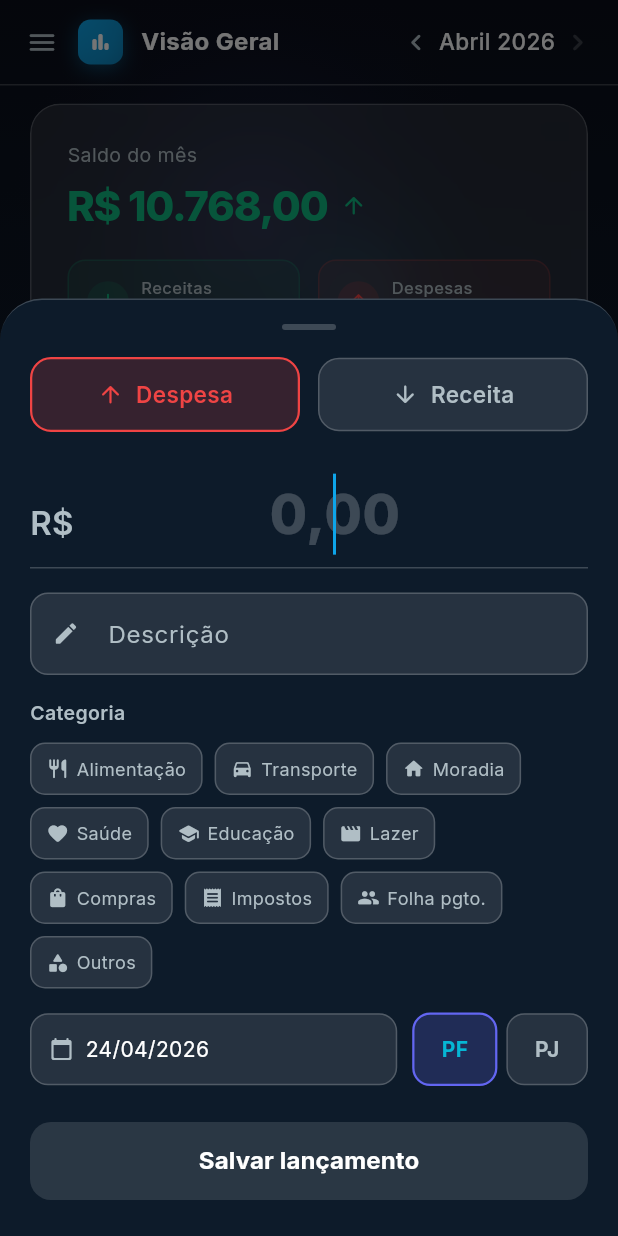
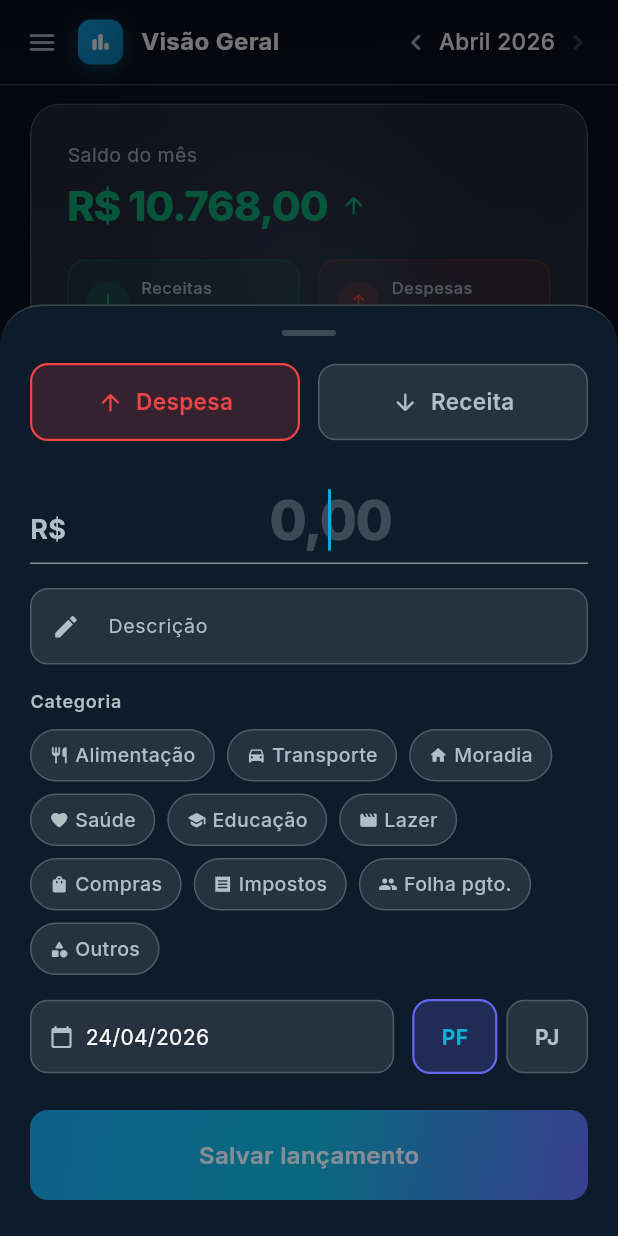
Before and after one commit to devchave/MaestroFinancas, a Flutter app: the DashboardScreen screen opened by its route, after a tap on the "menu" icon, after a tap on the "chevron right" icon, after a tap on "Ver todas →", on a phone screen of 412 x 824 dp. Run offline on Flutter 3.47's test engine with Material 3 defaults, Android fonts, the phone set to English and light mode, and no system bars; our stand-ins replace flutter_animate, go_router, google_fonts.

Commit message:
Refactor AddTransactionSheet to use design system
- Category selector now uses StatusChip (was custom chip inline)
- Description uses AppTextField
- Save button uses AppButton (primary, large, expand)
- AppDivider replaces raw Divider
- All paddings/radii via tokens
- All text via AppTypo

https://claude.ai/code/session_011YfDwKA5sEXCSYcbTsZePf

```diff
--- a/app/lib/widgets/add_transaction_sheet.dart
+++ b/app/lib/widgets/add_transaction_sheet.dart
@@ -1,7 +1,10 @@
 import 'package:flutter/material.dart';
-import 'package:google_fonts/google_fonts.dart';
 import '../models/transaction.dart';
 import '../theme/app_colors.dart';
+import '../theme/app_radius.dart';
+import '../theme/app_spacing.dart';
+import '../theme/app_typography.dart';
+import 'app_ui.dart';
 
 void showAddTransactionSheet(BuildContext context, TransactionStore store) {
   showModalBottomSheet(
@@ -64,27 +67,33 @@ class _AddTransactionSheetState extends State<AddTransactionSheet> {
     return Container(
       margin: const EdgeInsets.only(top: 60),
       padding: EdgeInsets.only(bottom: bottom),
-      decoration: const BoxDecoration(
-        color: Color(0xFF0D1B2A),
-        borderRadius: BorderRadius.vertical(top: Radius.circular(28)),
-        border: Border(top: BorderSide(color: AppColors.glassBorder)),
+      decoration: BoxDecoration(
+        color: const Color(0xFF0D1B2A),
+        borderRadius:
+            const BorderRadius.vertical(top: Radius.circular(AppRadius.xxl)),
+        border: const Border(top: BorderSide(color: AppColors.glassBorder)),
       ),
       child: SingleChildScrollView(
-        padding: const EdgeInsets.fromLTRB(20, 16, 20, 24),
+        padding: const EdgeInsets.fromLTRB(
+            AppSpacing.screen,
+            AppSpacing.md,
+            AppSpacing.screen,
+            AppSpacing.lg),
         child: Column(
           crossAxisAlignment: CrossAxisAlignment.stretch,
           children: [
             // Handle
             Center(
               child: Container(
-                width: 36, height: 4,
+                width: 36,
+                height: 4,
                 decoration: BoxDecoration(
                   color: AppColors.glassBorder,
                   borderRadius: BorderRadius.circular(2),
                 ),
               ),
             ),
-            const SizedBox(height: 18),
+            const SizedBox(height: AppSpacing.md + 2),
 
             // Type toggle
             Row(
@@ -101,7 +110,7 @@ class _AddTransactionSheetState extends State<AddTransactionSheet> {
                     }),
                   ),
                 ),
-                const SizedBox(width: 12),
+                const SizedBox(width: AppSpacing.smd),
                 Expanded(
                   child: _TypeBtn(
                     label: 'Receita',
@@ -116,119 +125,84 @@ class _AddTransactionSheetState extends State<AddTransactionSheet> {
                 ),
               ],
             ),
-            const SizedBox(height: 20),
+            const SizedBox(height: AppSpacing.lg),
 
             // Amount
             TextField(
               controller: _amountCtrl,
-              keyboardType: const TextInputType.numberWithOptions(decimal: true),
+              keyboardType:
+                  const TextInputType.numberWithOptions(decimal: true),
               textAlign: TextAlign.center,
               autofocus: true,
-              style: GoogleFonts.inter(
-                  color: Colors.white, fontSize: 36, fontWeight: FontWeight.w800),
+              style: AppTypo.display.copyWith(fontSize: 36),
               decoration: InputDecoration(
                 hintText: '0,00',
-                hintStyle: GoogleFonts.inter(
-                    color: AppColors.glassBorder,
-                    fontSize: 36,
-                    fontWeight: FontWeight.w800),
+                hintStyle: AppTypo.display.copyWith(
+                    fontSize: 36, color: AppColors.glassBorder),
                 prefixText: 'R\$ ',
-                prefixStyle: GoogleFonts.inter(
-                    color: AppColors.textSecondary,
-                    fontSize: 22,
-                    fontWeight: FontWeight.w600),
+                prefixStyle: AppTypo.title
+                    .copyWith(color: AppColors.textSecondary),
                 border: InputBorder.none,
                 enabledBorder: InputBorder.none,
                 focusedBorder: InputBorder.none,
               ),
               onChanged: (_) => setState(() {}),
             ),
-            const Divider(color: AppColors.glassBorder, height: 1),
-            const SizedBox(height: 16),
+            const AppDivider(),
+            const SizedBox(height: AppSpacing.md),
 
             // Description
-            TextField(
+            AppTextField(
               controller: _titleCtrl,
-              style: GoogleFonts.inter(color: Colors.white, fontSize: 15),
-              decoration: InputDecoration(
-                labelText: 'Descrição',
-                labelStyle: GoogleFonts.inter(color: AppColors.textSecondary),
-                prefixIcon: const Icon(Icons.edit_rounded,
-                    color: AppColors.textSecondary, size: 18),
-                filled: true,
-                fillColor: AppColors.glassWhite,
-                border: OutlineInputBorder(
-                    borderRadius: BorderRadius.circular(12),
-                    borderSide: const BorderSide(color: AppColors.glassBorder)),
-                enabledBorder: OutlineInputBorder(
-                    borderRadius: BorderRadius.circular(12),
-                    borderSide: const BorderSide(color: AppColors.glassBorder)),
-                focusedBorder: OutlineInputBorder(
-                    borderRadius: BorderRadius.circular(12),
-                    borderSide:
-                        const BorderSide(color: AppColors.accent1, width: 1.5)),
-              ),
+              label: 'Descrição',
+              icon: Icons.edit_rounded,
               onChanged: (_) => setState(() {}),
             ),
-            const SizedBox(height: 16),
+            const SizedBox(height: AppSpacing.md),
 
             // Category
-            Text('Categoria',
-                style: GoogleFonts.inter(
-                    color: AppColors.textSecondary,
-                    fontSize: 13,
-                    fontWeight: FontWeight.w600)),
-            const SizedBox(height: 10),
+            Text('Categoria', style: AppTypo.label),
+            const SizedBox(height: AppSpacing.smd - 2),
             Wrap(
-              spacing: 8,
-              runSpacing: 8,
+              spacing: AppSpacing.sm,
+              runSpacing: AppSpacing.sm,
               children: _cats.map((cat) {
-                final sel = _category == cat;
-                return GestureDetector(
+                return StatusChip(
+                  label: cat.label,
+                  icon: cat.icon,
+                  color: cat.color,
+                  selected: _category == cat,
                   onTap: () => setState(() => _category = cat),
-                  child: Container(
-                    padding:
-                        const EdgeInsets.symmetric(horizontal: 10, vertical: 8),
-                    decoration: BoxDecoration(
-                      color: sel
-                          ? cat.color.withValues(alpha: 0.22)
-                          : AppColors.glassWhite,
-                      borderRadius: BorderRadius.circular(10),
-                      border: Border.all(
-                        color: sel ? cat.color : AppColors.glassBorder,
-                        width: sel ? 1.5 : 1,
+                );
+              }).toList(),
             ),
+            const SizedBox(height: AppSpacing.md),
+
+            // Date + Account
+            Row(
+              children: [
+                Expanded(child: _dateSelector(context)),
+                const SizedBox(width: AppSpacing.smd),
+                _accountToggle('PF'),
+                const SizedBox(width: 6),
+                _accountToggle('PJ'),
+              ],
             ),
-                    child: Row(
-                      mainAxisSize: MainAxisSize.min,
-                      children: [
-                        Icon(cat.icon,
-                            color: sel ? cat.color : AppColors.textSecondary,
-                            size: 15),
-                        const SizedBox(width: 5),
-                        Text(
-                          cat.label,
-                          style: GoogleFonts.inter(
-                            color:
-                                sel ? cat.color : AppColors.textSecondary,
-                            fontSize: 12,
-                            fontWeight:
-                                sel ? FontWeight.w600 : FontWeight.w400,
-                          ),
+            const SizedBox(height: AppSpacing.lg),
+
+            AppButton(
+              label: 'Salvar lançamento',
+              onPressed: _canSave ? _save : null,
+              size: AppButtonSize.large,
+              expand: true,
             ),
           ],
         ),
       ),
     );
-              }).toList(),
-            ),
-            const SizedBox(height: 16),
+  }
 
-            // Date + Account
-            Row(
-              children: [
-                Expanded(
-                  child: GestureDetector(
+  Widget _dateSelector(BuildContext context) => GestureDetector(
         onTap: () async {
           final picked = await showDatePicker(
             context: context,
@@ -242,91 +216,51 @@ class _AddTransactionSheetState extends State<AddTransactionSheet> {
         },
         child: Container(
           padding: const EdgeInsets.symmetric(
-                          horizontal: 12, vertical: 13),
+              horizontal: AppSpacing.smd, vertical: AppSpacing.smd + 1),
           decoration: BoxDecoration(
             color: AppColors.glassWhite,
-                        borderRadius: BorderRadius.circular(12),
-                        border:
-                            Border.all(color: AppColors.glassBorder),
+            borderRadius: BorderRadius.circular(AppRadius.md),
+            border: Border.all(color: AppColors.glassBorder),
           ),
           child: Row(
             children: [
               const Icon(Icons.calendar_today_rounded,
                   color: AppColors.textSecondary, size: 16),
-                          const SizedBox(width: 8),
+              const SizedBox(width: AppSpacing.sm),
               Text(
                 '${_date.day.toString().padLeft(2, '0')}/'
                 '${_date.month.toString().padLeft(2, '0')}/'
                 '${_date.year}',
-                            style: GoogleFonts.inter(
-                                color: Colors.white, fontSize: 14),
+                style: AppTypo.body,
               ),
             ],
           ),
         ),
-                  ),
-                ),
-                const SizedBox(width: 10),
-                ...['PF', 'PJ'].map((acc) {
-                  final sel = _account == acc;
+      );
+
+  Widget _accountToggle(String acc) {
+    final selected = _account == acc;
     return GestureDetector(
       onTap: () => setState(() => _account = acc),
       child: Container(
-                      margin: EdgeInsets.only(left: acc == 'PJ' ? 6 : 0),
         padding: const EdgeInsets.symmetric(
-                          horizontal: 18, vertical: 13),
+            horizontal: AppSpacing.md + 2, vertical: AppSpacing.smd + 1),
         decoration: BoxDecoration(
-                        color: sel
+          color: selected
               ? AppColors.accent3.withValues(alpha: 0.22)
               : AppColors.glassWhite,
-                        borderRadius: BorderRadius.circular(12),
+          borderRadius: BorderRadius.circular(AppRadius.md),
           border: Border.all(
-                          color: sel
-                              ? AppColors.accent3
-                              : AppColors.glassBorder,
-                          width: sel ? 1.5 : 1,
+            color: selected ? AppColors.accent3 : AppColors.glassBorder,
+            width: selected ? 1.5 : 1,
           ),
         ),
         child: Text(
           acc,
-                        style: GoogleFonts.inter(
-                          color: sel
-                              ? AppColors.accent2
-                              : AppColors.textSecondary,
-                          fontSize: 14,
+          style: AppTypo.body.copyWith(
+            color: selected ? AppColors.accent2 : AppColors.textSecondary,
             fontWeight: FontWeight.w700,
           ),
-                      ),
-                    ),
-                  );
-                }),
-              ],
-            ),
-            const SizedBox(height: 24),
-
-            // Save
-            SizedBox(
-              height: 52,
-              child: ElevatedButton(
-                style: ElevatedButton.styleFrom(
-                  backgroundColor:
-                      _canSave ? AppColors.accent1 : AppColors.glassBorder,
-                  foregroundColor: Colors.white,
-                  shape: RoundedRectangleBorder(
-                      borderRadius: BorderRadius.circular(14)),
-                  elevation: 0,
-                ),
-                onPressed: _canSave ? _save : null,
-                child: Text(
-                  'Salvar lançamento',
-                  style: GoogleFonts.inter(
-                      color: Colors.white,
-                      fontSize: 16,
-                      fontWeight: FontWeight.w700),
-                ),
-              ),
-            ),
-          ],
         ),
       ),
     );
@@ -353,11 +287,12 @@ class _TypeBtn extends StatelessWidget {
     return GestureDetector(
       onTap: onTap,
       child: Container(
-        padding: const EdgeInsets.symmetric(vertical: 13),
+        padding: const EdgeInsets.symmetric(vertical: AppSpacing.smd + 1),
         decoration: BoxDecoration(
-          color:
-              selected ? color.withValues(alpha: 0.18) : AppColors.glassWhite,
-          borderRadius: BorderRadius.circular(14),
+          color: selected
+              ? color.withValues(alpha: 0.18)
+              : AppColors.glassWhite,
+          borderRadius: BorderRadius.circular(AppRadius.md),
           border: Border.all(
             color: selected ? color : AppColors.glassBorder,
             width: selected ? 1.5 : 1,
@@ -367,15 +302,12 @@ class _TypeBtn extends StatelessWidget {
           mainAxisAlignment: MainAxisAlignment.center,
           children: [
             Icon(icon,
-                color:
-                    selected ? color : AppColors.textSecondary,
-                size: 18),
-            const SizedBox(width: 8),
+                color: selected ? color : AppColors.textSecondary, size: 18),
+            const SizedBox(width: AppSpacing.sm),
             Text(
               label,
-              style: GoogleFonts.inter(
+              style: AppTypo.bodyLarge.copyWith(
                 color: selected ? color : AppColors.textSecondary,
-                fontSize: 15,
                 fontWeight: FontWeight.w600,
               ),
             ),
```
Lines whose indentation alone changed are shown as unchanged.
